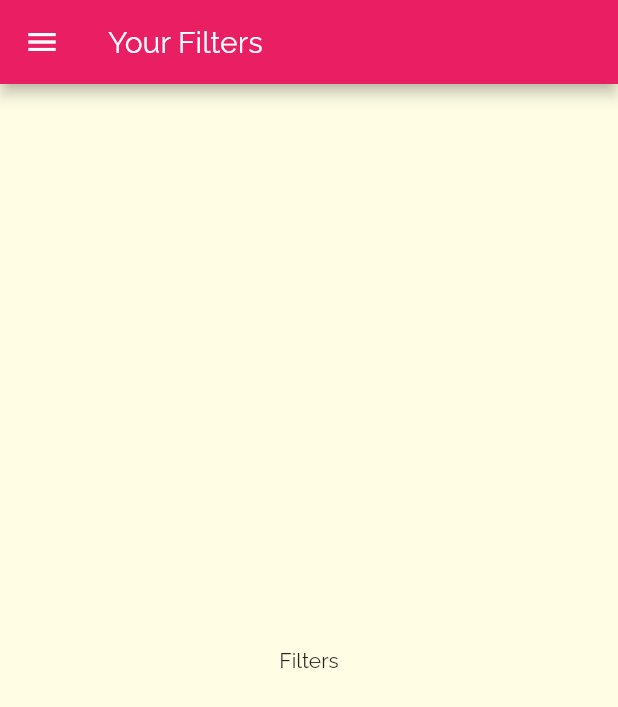
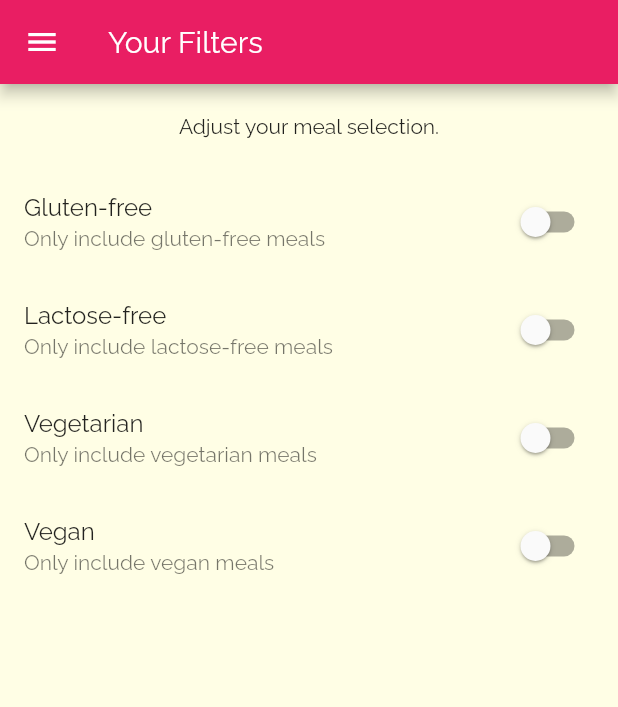
Before and after one commit to emralyilmaz/-emralyilmaz-maxi_app3-Meals_app, a Flutter app: the FiltersScreen screen opened by its route, on a phone screen of 412 x 824 dp. Shown: the top 707 px of the screen. Run offline on Flutter 3.47's test engine with Material 2 defaults, Android fonts, the phone set to English and light mode, and no system bars.

Commit message:
177. Adding Filter Switches

```diff
--- a/lib/screens/filters_screen.dart
+++ b/lib/screens/filters_screen.dart
@@ -1,8 +1,28 @@
 import 'package:app3_meals_app/widgets/main_drawer.dart';
 import 'package:flutter/material.dart';
 
-class FiltersScreen extends StatelessWidget {
+class FiltersScreen extends StatefulWidget {
   static const routeName = "/filters";
+
+  @override
+  _FiltersScreenState createState() => _FiltersScreenState();
+}
+
+class _FiltersScreenState extends State<FiltersScreen> {
+  bool _glutenFree = false;
+  bool _vegetarian = false;
+  bool _vegan = false;
+  bool _lactoseFree = false;
+
+  Widget _buildSwitchListTile(String title, String description,
+      bool currentValue, Function upDateValue) {
+    return SwitchListTile(
+        title: Text(title),
+        value: currentValue,
+        subtitle: Text(description),
+        onChanged: upDateValue);
+  }
+
   @override
   Widget build(BuildContext context) {
     return Scaffold(
@@ -11,6 +31,45 @@ class FiltersScreen extends StatelessWidget {
         ),
         drawer:
             MainDrawer(), // drawer ile filter sayfasından geri donulmesi hamburger menu ile saglanıyor.
-        body: Center(child: Text("Filters")));
+        body: Column(
+          children: [
+            Container(
+              padding: EdgeInsets.all(20),
+              child: Text("Adjust your meal selection."),
+            ),
+            Expanded(
+                child: ListView(
+              children: [
+                _buildSwitchListTile("Gluten-free",
+                    "Only include gluten-free meals", _glutenFree, (newValue) {
+                  setState(() {
+                    _glutenFree = newValue;
+                  });
+                }),
+                _buildSwitchListTile(
+                    "Lactose-free",
+                    "Only include lactose-free meals",
+                    _lactoseFree, (newValue) {
+                  setState(() {
+                    _lactoseFree = newValue;
+                  });
+                }),
+                _buildSwitchListTile(
+                    "Vegetarian", "Only include vegetarian meals", _vegetarian,
+                    (newValue) {
+                  setState(() {
+                    _vegetarian = newValue;
+                  });
+                }),
+                _buildSwitchListTile(
+                    "Vegan", "Only include vegan meals", _vegan, (newValue) {
+                  setState(() {
+                    _vegan = newValue;
+                  });
+                }),
+              ],
+            ))
+          ],
+        ));
   }
 }
```
